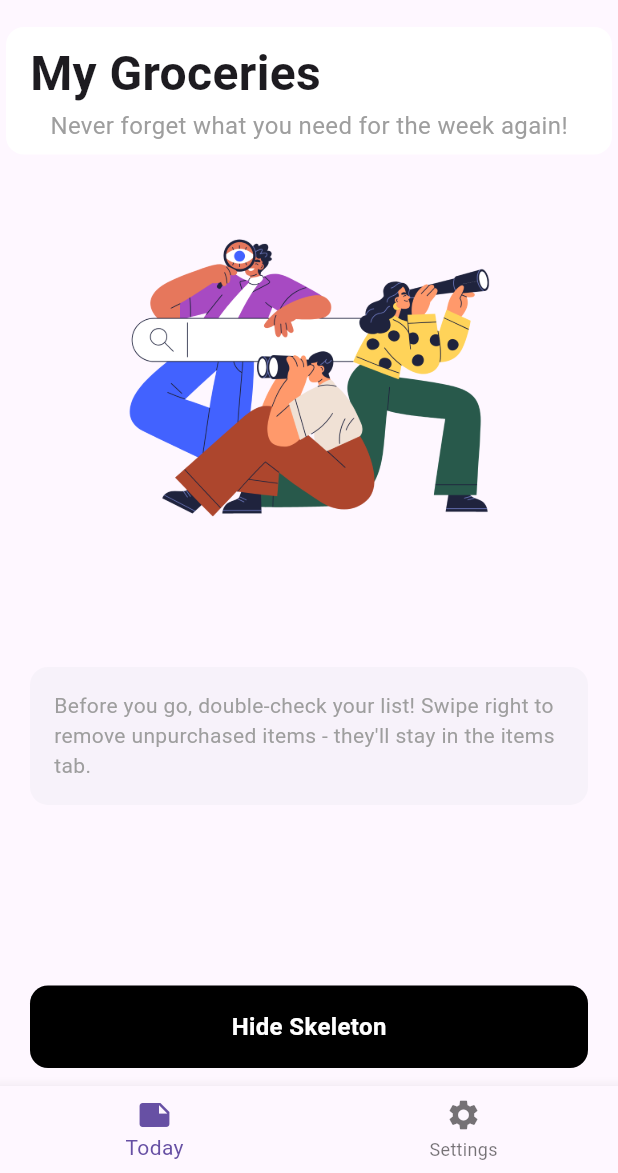
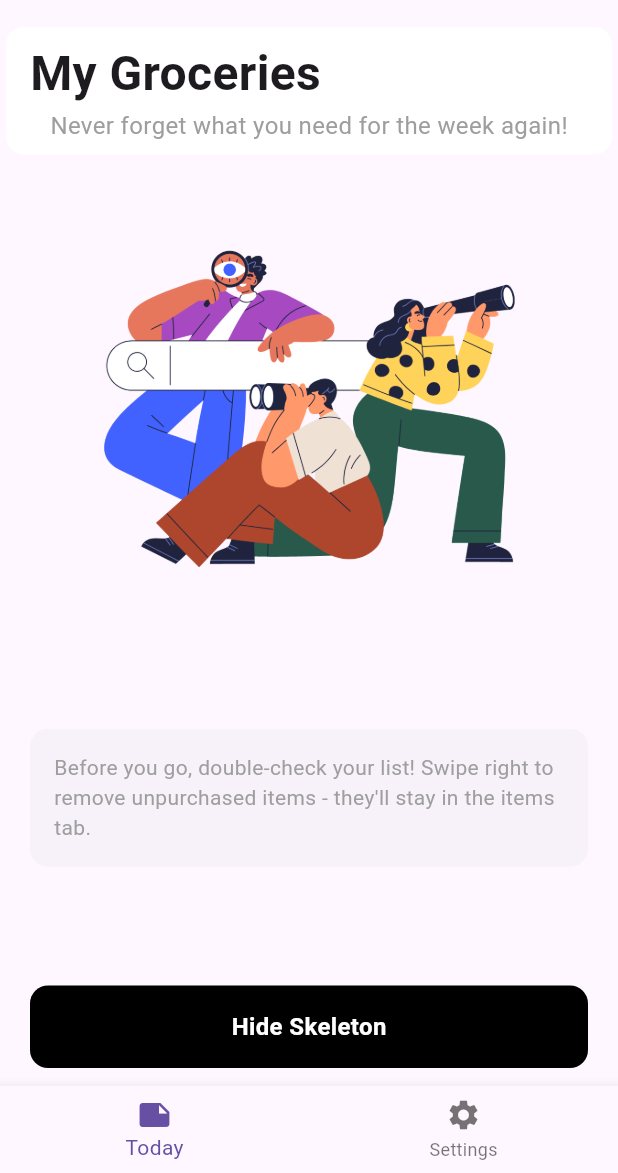
Before and after one commit to hvaandres/starving_flutter, a Flutter app: the SkeletonDynamicContainerScreen screen opened directly, on a phone screen of 412 x 824 dp, the part 63-1236 px from its top. Run offline on Flutter 3.47's test engine with Material 3 defaults, Android fonts, the phone set to English and light mode, and no system bars; our stand-ins replace flutter_dotenv.

Commit message:
[CBo] Add CustomAssetImage

```diff
--- a/lib/shared/examples/screens/screens.dart
+++ b/lib/shared/examples/screens/screens.dart
@@ -1,3 +1,4 @@
+export 'custom_asset_image_screen.dart';
 export 'custom_card_icon_screen.dart';
 export 'custom_edit_text_screen.dart';
 export 'dynamic_card_screen.dart';
--- /dev/null
+++ b/lib/shared/widget/custom_asset_image.dart
@@ -0,0 +1,22 @@
+import 'package:flutter/material.dart';
+
+class CustomAssetImage extends StatelessWidget {
+  final String pathImage;
+  const CustomAssetImage({
+    super.key,
+    required this.pathImage,
+  });
+
+  @override
+  Widget build(BuildContext context) {
+    final mediaQuery = MediaQuery.of(context);
+    final size = mediaQuery.size;
+
+    return SizedBox(
+      height: size.height * 0.4,
+      child: Image(
+        image: AssetImage(pathImage),
+      ),
+    );
+  }
+}
--- a/lib/shared/widget/skeleton_dynamic_container.dart
+++ b/lib/shared/widget/skeleton_dynamic_container.dart
@@ -1,5 +1,5 @@
 import 'package:flutter/material.dart';
-import 'package:starving_shopping_flutter_app/shared/widget/dynamic_card.dart';
+import 'package:starving_shopping_flutter_app/shared/widget/widgets.dart';
 
 class SkeletonDynamicContainer extends StatelessWidget {
   final bool isVisibleSkeleton;
@@ -32,16 +32,15 @@ class SkeletonDynamicContainer extends StatelessWidget {
             : Expanded(
               child: Column(
                 children: [
-                  SizedBox(
-                    height: size.height * 0.35,
-                    child: Image(
-                      image: AssetImage('assets/images/today_screen_resource.png'),
-                    ),
+                  CustomAssetImage(
+                    pathImage: 'assets/images/today_screen_resource.png',
                   ),
                   SizedBox(height: size.height * 0.05),
-                  DynamicCard(
-                    description: descriptionText,
-                  ),
+
+                  if (descriptionText.isNotEmpty)
+                    DynamicCard(
+                      description: descriptionText,
+                    ),
                 ],
               ),
             ),
--- a/lib/shared/widget/widgets.dart
+++ b/lib/shared/widget/widgets.dart
@@ -1,3 +1,4 @@
+export 'custom_asset_image.dart';
 export 'custom_card_icon.dart';
 export 'custom_edit_text.dart';
 export 'dynamic_card.dart';
```
Also changed, not shown: lib/shared/examples/screens/custom_asset_image_screen.dart (added, +30 -0 lines), lib/shared/examples/screens/examples_screen.dart (+8 -1 lines), assets/images/reminder_screen_resource.png (added).
